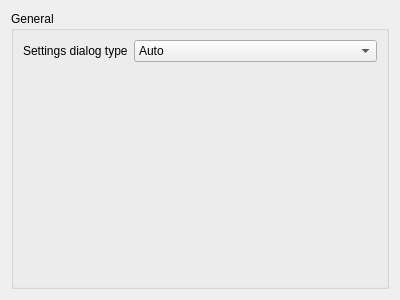
The window that gui/settings/SettingsPageGeneral.ui (gvansickle/AwesomeMediaLibraryManager) describes before a commit, drawn with Qt 5.
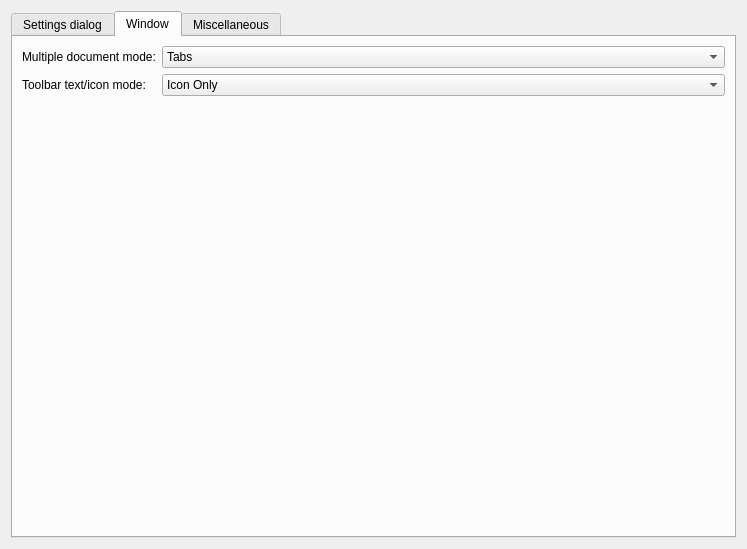
The same window after the commit.

What changed in the file:
```diff
--- a/gui/settings/SettingsPageGeneral.ui
+++ b/gui/settings/SettingsPageGeneral.ui
@@ -6,8 +6,8 @@
    <rect>
     <x>0</x>
     <y>0</y>
-    <width>400</width>
-    <height>300</height>
+    <width>747</width>
+    <height>549</height>
    </rect>
   </property>
   <property name="windowTitle">
@@ -15,10 +15,14 @@
   </property>
   <layout class="QGridLayout" name="gridLayout">
    <item row="0" column="0">
-    <widget class="QGroupBox" name="groupBox">
-     <property name="title">
-      <string>General</string>
+    <widget class="QTabWidget" name="tabWidget">
+     <property name="currentIndex">
+      <number>1</number>
      </property>
+     <widget class="QWidget" name="tab_SettingsDialog">
+      <attribute name="title">
+       <string>Settings dialog</string>
+      </attribute>
      <layout class="QGridLayout" name="gridLayout_2">
       <item row="0" column="0">
        <layout class="QFormLayout" name="formLayout">
@@ -61,6 +65,105 @@
        </layout>
       </item>
      </layout>
+     </widget>
+     <widget class="QWidget" name="tab_Window">
+      <attribute name="title">
+       <string>Window</string>
+      </attribute>
+      <layout class="QGridLayout" name="gridLayout_3">
+       <item row="0" column="0">
+        <layout class="QFormLayout" name="formLayout_2">
+         <item row="0" column="0">
+          <widget class="QLabel" name="multipleDocumentModeLabel">
+           <property name="text">
+            <string>Multiple document mode:</string>
+           </property>
+          </widget>
+         </item>
+         <item row="0" column="1">
+          <widget class="QComboBox" name="kcfg_multipleDocumentModeComboBox">
+           <item>
+            <property name="text">
+             <string>Tabs</string>
+            </property>
+           </item>
+           <item>
+            <property name="text">
+             <string>Subwindows</string>
+            </property>
+           </item>
+          </widget>
+         </item>
+         <item row="1" column="0">
+          <widget class="QLabel" name="toolbarTextLabel">
+           <property name="text">
+            <string>Toolbar text/icon mode:</string>
+           </property>
+          </widget>
+         </item>
+         <item row="1" column="1">
+          <widget class="QComboBox" name="kcfg_toolbarTextIconModeCombo">
+           <item>
+            <property name="text">
+             <string>Icon Only</string>
+            </property>
+           </item>
+           <item>
+            <property name="text">
+             <string>Text Only</string>
+            </property>
+           </item>
+           <item>
+            <property name="text">
+             <string>Text Beside Icon</string>
+            </property>
+           </item>
+           <item>
+            <property name="text">
+             <string>Text Under Icon</string>
+            </property>
+           </item>
+           <item>
+            <property name="text">
+             <string>Follow Style</string>
+            </property>
+           </item>
+          </widget>
+         </item>
+        </layout>
+       </item>
+      </layout>
+     </widget>
+     <widget class="QWidget" name="tab_Miscellaneous">
+      <attribute name="title">
+       <string>Miscellaneous</string>
+      </attribute>
+      <layout class="QGridLayout" name="gridLayout_4">
+       <item row="0" column="1">
+        <widget class="QGroupBox" name="groupBox">
+         <property name="title">
+          <string>File dialogs</string>
+         </property>
+         <layout class="QFormLayout" name="formLayout_3">
+          <item row="0" column="0">
+           <widget class="QRadioButton" name="radioButton">
+            <property name="text">
+             <string>Nati&amp;ve File Dialogs</string>
+            </property>
+           </widget>
+          </item>
+          <item row="1" column="0">
+           <widget class="QRadioButton" name="radioButton_2">
+            <property name="text">
+             <string>GTK+&amp;3 File Dialogs</string>
+            </property>
+           </widget>
+          </item>
+         </layout>
+        </widget>
+       </item>
+      </layout>
+     </widget>
     </widget>
    </item>
   </layout>
```
Left out of the diff: 2 changed lines with no effect on the pictures. Lines whose indentation alone changed are shown as unchanged.
